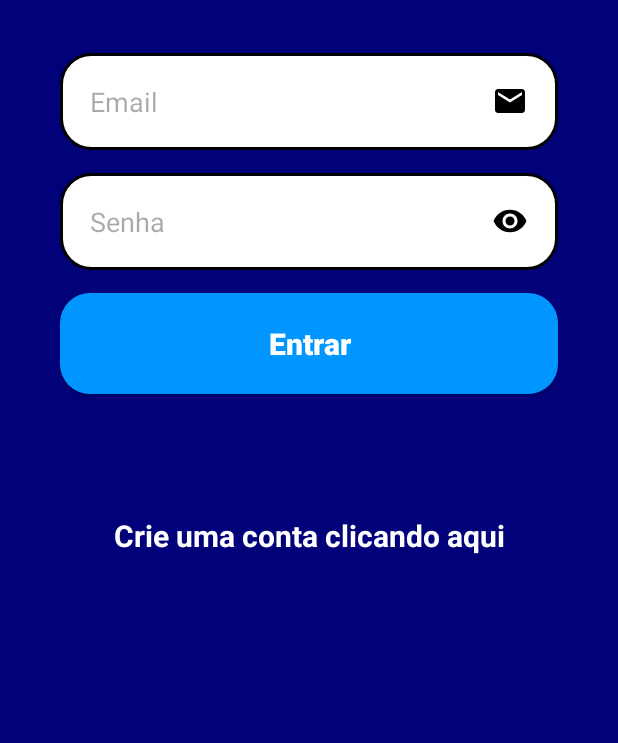
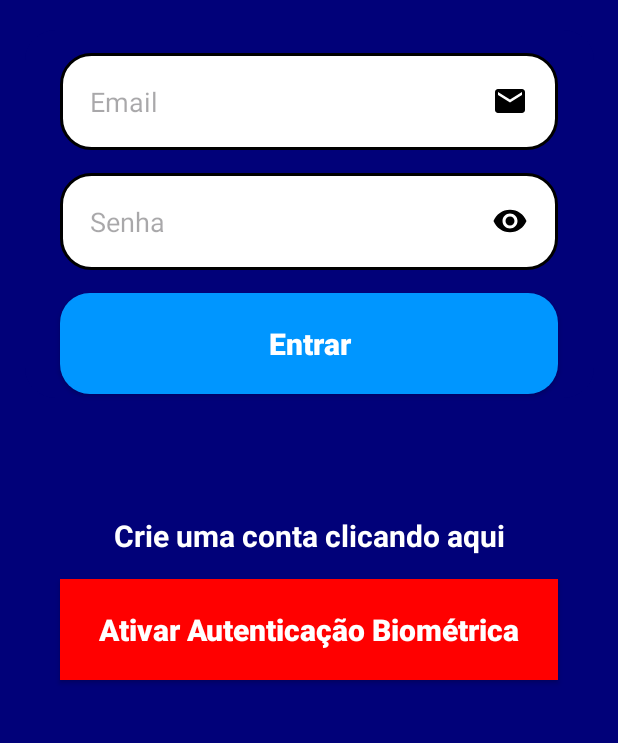
Before and after one commit to SANDIEGOVIEIRA/Music, an Android app: the screen it shows after launch (FormLogin), on a phone screen of 412 x 824 dp, the part 300-1043 px from its top. Run offline under Robolectric (Android 15) with nearby library versions, the phone set to English and light mode, and no system bars; our stand-ins replace Firebase (no records; nobody signed in at launch, a user with empty details on screens opened directly).

Commit message:
atualização biometria

```diff
--- a/app/src/main/java/br/com/myapplication/FormLogin.java
+++ b/app/src/main/java/br/com/myapplication/FormLogin.java
@@ -29,9 +29,11 @@ public class FormLogin extends AppCompatActivity {
 
     private TextView text_tela_cadastro;
     private EditText edit_email, edit_password;
-    private Button bt_entrar;
+    private Button bt_entrar, bt_biometric;
     private ProgressBar progressBar;
     String[] messages = {"Preencha todos os campos!"};
+
+    private boolean useBiometric = false; // Variável para rastrear se o usuário optou por usar a autenticação biométrica
 
     private Executor executor;
     private BiometricPrompt biometricPrompt;
@@ -69,26 +71,41 @@ public class FormLogin extends AppCompatActivity {
             }
         });
 
+        bt_biometric.setOnClickListener(new View.OnClickListener() {
+            @Override
+            public void onClick(View v) {
+                // Alternar entre usar ou não a autenticação biométrica
+                useBiometric = !useBiometric;
+                // Atualizar a interface do usuário para refletir a escolha do usuário (por exemplo, alterar a cor do botão)
+                updateBiometricButtonState();
+            }
+        });
+
         // Configurar autenticação biométrica
         executor = ContextCompat.getMainExecutor(this);
         biometricPrompt = new BiometricPrompt(FormLogin.this, executor, new BiometricPrompt.AuthenticationCallback() {
             @Override
-            public void onAuthenticationError(int errorCode, @NonNull CharSequence errString) {
+            public void onAuthenticationError(int errorCode, CharSequence errString) {
                 super.onAuthenticationError(errorCode, errString);
                 // Tratar erros de autenticação biométrica, se necessário
             }
 
             @Override
-            public void onAuthenticationSucceeded(@NonNull BiometricPrompt.AuthenticationResult result) {
+            public void onAuthenticationSucceeded(BiometricPrompt.AuthenticationResult result) {
                 super.onAuthenticationSucceeded(result);
-                // A autenticação biométrica foi bem-sucedida, você pode realizar ações aqui
-                MainActivity();
+                if (useBiometric) {
+                    // A autenticação biométrica foi bem-sucedida e o usuário optou por usá-la
+                    MainActivity();
+                }
             }
 
             @Override
             public void onAuthenticationFailed() {
                 super.onAuthenticationFailed();
-                // A autenticação biométrica falhou, trate conforme necessário
+                if (useBiometric) {
+                    // A autenticação biométrica falhou e o usuário optou por usá-la
+                    // Trate conforme necessário
+                }
             }
         });
 
@@ -112,8 +129,13 @@ public class FormLogin extends AppCompatActivity {
                     new Handler().postDelayed(new Runnable() {
                         @Override
                         public void run() {
-                            // Autenticação bem-sucedida com email/senha, iniciar autenticação biométrica
-                            biometricPrompt.authenticate(promptInfo);
+                            if (useBiometric) {
+                                // Autenticação bem-sucedida com email/senha e o usuário optou por usar a autenticação biométrica
+                                biometricPrompt.authenticate(promptInfo);
+                            } else {
+                                // Autenticação bem-sucedida com email/senha e o usuário optou por não usar a autenticação biométrica
+                                MainActivity();
+                            }
                         }
                     }, 3000);
                 } else {
@@ -139,8 +161,8 @@ public class FormLogin extends AppCompatActivity {
 
         FirebaseUser currentUser = FirebaseAuth.getInstance().getCurrentUser();
 
-        if (currentUser != null) {
-            // O usuário já está autenticado com email/senha, iniciar autenticação biométrica
+        if (currentUser != null && useBiometric) {
+            // O usuário já está autenticado com email/senha e optou por usar a autenticação biométrica
             biometricPrompt.authenticate(promptInfo);
         }
     }
@@ -154,8 +176,21 @@ public class FormLogin extends AppCompatActivity {
     private void StartComponents() {
         text_tela_cadastro = findViewById(R.id.text_tela_cadastro);
         edit_email = findViewById(R.id.edit_email);
-        edit_password = findViewById((R.id.edit_senha));
+        edit_password = findViewById(R.id.edit_senha);
         bt_entrar = findViewById(R.id.bt_entrar);
+        bt_biometric = findViewById(R.id.bt_biometric); // Botão para alternar a autenticação biométrica
         progressBar = findViewById(R.id.progressbar);
+        updateBiometricButtonState(); // Atualize o estado do botão biométrico
+    }
+
+    private void updateBiometricButtonState() {
+        // Atualize o texto ou a cor do botão biométrico com base na escolha do usuário
+        if (useBiometric) {
+            bt_biometric.setText("Desativar Autenticação Biométrica");
+            bt_biometric.setBackgroundColor(Color.GREEN);
+        } else {
+            bt_biometric.setText("Ativar Autenticação Biométrica");
+            bt_biometric.setBackgroundColor(Color.RED);
+        }
     }
 }
--- a/app/src/main/res/layout/activity_form_login.xml
+++ b/app/src/main/res/layout/activity_form_login.xml
@@ -4,9 +4,10 @@
     android:layout_width="match_parent"
     android:layout_height="match_parent"
     android:fillViewport="true"
-    xmlns:android="http://schemas.android.com/apk/res/android" >
+    xmlns:android="http://schemas.android.com/apk/res/android">
 
-<androidx.constraintlayout.widget.ConstraintLayout xmlns:android="http://schemas.android.com/apk/res/android"
+    <androidx.constraintlayout.widget.ConstraintLayout
+        xmlns:android="http://schemas.android.com/apk/res/android"
         xmlns:app="http://schemas.android.com/apk/res-auto"
         xmlns:tools="http://schemas.android.com/tools"
         android:layout_width="match_parent"
@@ -29,7 +30,6 @@
             android:layout_width="379dp"
             android:layout_height="245dp"
             android:layout_marginTop="191dp"
-
             app:layout_constraintBottom_toBottomOf="parent"
             app:layout_constraintEnd_toEndOf="parent"
             app:layout_constraintStart_toStartOf="parent"
@@ -54,8 +54,7 @@
             android:inputType="textPassword"
             app:layout_constraintStart_toStartOf="@id/containerComponents"
             app:layout_constraintEnd_toEndOf="@id/containerComponents"
-        app:layout_constraintTop_toBottomOf="@id/edit_email"
-         />
+            app:layout_constraintTop_toBottomOf="@id/edit_email" />
 
         <androidx.appcompat.widget.AppCompatButton
             android:id="@+id/bt_entrar"
@@ -63,7 +62,15 @@
             android:text="@string/entrar"
             app:layout_constraintStart_toStartOf="parent"
             app:layout_constraintEnd_toEndOf="parent"
-        app:layout_constraintTop_toBottomOf="@id/edit_senha"/>
+            app:layout_constraintTop_toBottomOf="@id/edit_senha" />
+
+        <androidx.appcompat.widget.AppCompatButton
+            android:id="@+id/bt_biometric"
+            style="@style/Button"
+            android:text="Ativar Autenticação Biométrica"
+            app:layout_constraintStart_toStartOf="parent"
+            app:layout_constraintEnd_toEndOf="parent"
+            app:layout_constraintTop_toBottomOf="@id/text_tela_cadastro" />
 
         <ProgressBar
             android:id="@+id/progressbar"
@@ -74,7 +81,7 @@
             android:visibility="invisible"
             app:layout_constraintStart_toStartOf="parent"
             app:layout_constraintEnd_toEndOf="parent"
-        app:layout_constraintTop_toBottomOf="@id/containerComponents"/>
+            app:layout_constraintTop_toBottomOf="@id/containerComponents" />
 
         <TextView
             android:id="@+id/text_tela_cadastro"
@@ -88,10 +95,6 @@
             android:layout_marginBottom="30dp"
             app:layout_constraintTop_toBottomOf="@id/progressbar"
             app:layout_constraintStart_toStartOf="parent"
-        app:layout_constraintEnd_toEndOf="parent"
-
-        />
-
-
+            app:layout_constraintEnd_toEndOf="parent" />
     </androidx.constraintlayout.widget.ConstraintLayout>
 </androidx.core.widget.NestedScrollView>
```
Lines whose indentation alone changed are shown as unchanged.
